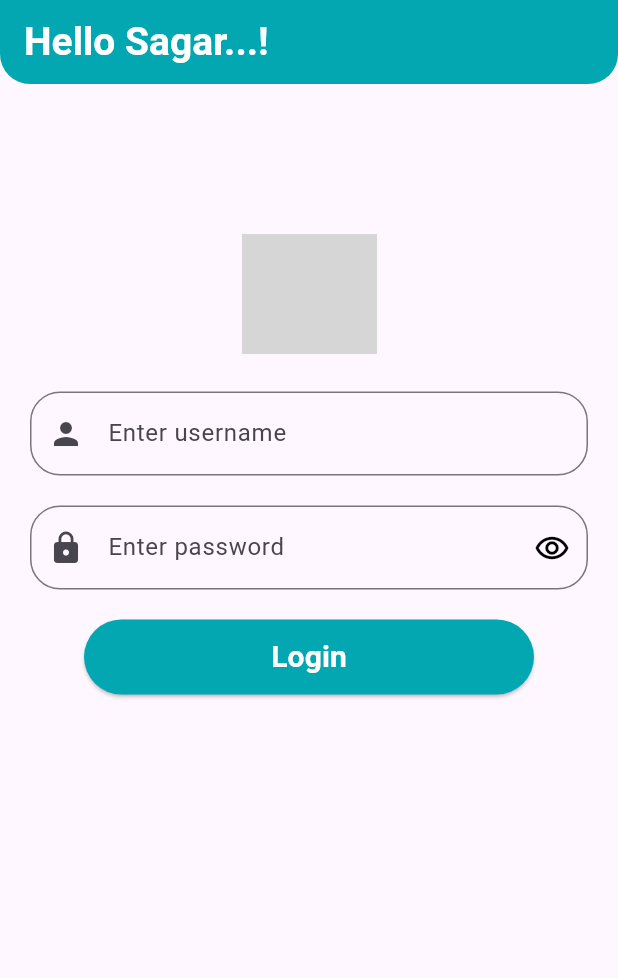
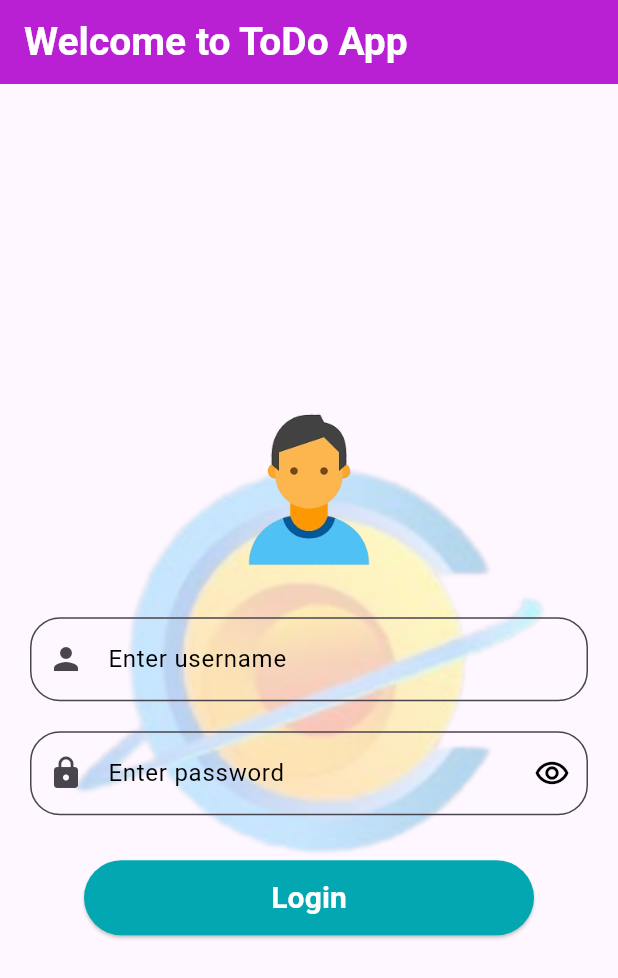
Before and after one commit to kumbharsl/flutter, a Flutter app: the screen it shows after launch, on a phone screen of 412 x 824 dp. Shown: the top 978 px of the screen. Run offline on Flutter 3.47's test engine with Material 3 defaults, Android fonts, the light colour scheme and no system bars; our stand-ins replace bubble, carousel_slider, google_fonts, smooth_page_indicator; grey boxes are pictures that could not be loaded.

Commit message:
Login done

```diff
--- a/assignments/to_do_app_28/lib/file.dart
+++ b/assignments/to_do_app_28/lib/file.dart
@@ -277,10 +277,10 @@ class _ToDoAppState extends State<ToDoApp> {
     return Scaffold(
       resizeToAvoidBottomInset: true,
       appBar: AppBar(
-        backgroundColor: const Color.fromRGBO(2, 167, 177, 1),
+        backgroundColor: const Color.fromARGB(255, 185, 32, 212),
         // centerTitle: true,
         title: Text(
-          "Welcome Sagar...!",
+          "Hello Sagar...!",
           style: GoogleFonts.quicksand(
             fontWeight: FontWeight.w700,
             fontSize: 25,
--- a/assignments/to_do_app_28/lib/login.dart
+++ b/assignments/to_do_app_28/lib/login.dart
@@ -28,18 +28,10 @@ class _LoginPageState extends State<LoginPage> {
     return Scaffold(
       // backgroundColor: const Color.fromARGB(255, 184, 100, 94),
       appBar: AppBar(
-        shape: const RoundedRectangleBorder(
-          borderRadius: BorderRadius.only(
-            bottomLeft: Radius.circular(20),
-            bottomRight: Radius.circular(
-              20,
-            ),
-          ),
-        ),
-        backgroundColor: const Color.fromRGBO(2, 167, 177, 1),
+        backgroundColor: const Color.fromARGB(255, 185, 32, 212),
         // centerTitle: true,
         title: const Text(
-          'Hello Sagar...!',
+          'Welcome to ToDo App',
           style: TextStyle(
             color: Colors.white,
             fontWeight: FontWeight.w700,
@@ -47,29 +39,40 @@ class _LoginPageState extends State<LoginPage> {
           ),
         ),
       ),
-      body: SingleChildScrollView(
+      body: Container(
+        decoration: const BoxDecoration(
+          image: DecorationImage(
+            image: AssetImage(
+              "assets/images/download2.png",
+            ),
+            opacity: 0.3,
+            fit: BoxFit.contain,
+          ),
+          // gradient: LinearGradient(
+          //   colors: [
+          //     // Color.fromARGB(255, 185, 32, 212),
+          //     // Color.fromARGB(255, 182, 60, 203),
+          //     // Color.fromARGB(255, 234, 128, 128),
+          //     Color.fromARGB(255, 255, 255, 255),
+          //   ],
+          //   begin: Alignment.topLeft,
+          //   end: Alignment.bottomRight,
+          // ),
+        ),
         child: Padding(
           padding:
-              const EdgeInsets.only(top: 100, bottom: 30, right: 20, left: 20),
+              const EdgeInsets.only(top: 10, bottom: 0, right: 20, left: 20),
           child: Form(
             key: _formKey,
             child: Column(
               crossAxisAlignment: CrossAxisAlignment.center,
               mainAxisAlignment: MainAxisAlignment.center,
               children: [
-                // const SizedBox(
-                //   height: 20,
-                // ),
-                Image.network(
-                  'https://encrypted-tbn0.gstatic.com/images?q=tbn:ANd9GcQr_IULLOXJT80cLu-eRqkRGrHY23yLEx4p0w&s',
-                  height: 80,
-                  width: 90,
+                Image.asset(
+                  'assets/images/download1.png',
+                  height: 120,
+                  width: 180,
                 ),
-                // Image.asset(
-                //   'assets/images/img.png',
-                //   height: 90,
-                //   width: 90,
-                // ),
                 const SizedBox(
                   height: 25,
                 ),
@@ -77,8 +80,13 @@ class _LoginPageState extends State<LoginPage> {
                   controller: userNameTextEditingController,
                   // key: userNameKey,
                   decoration: InputDecoration(
+                    filled: true,
+                    fillColor: Colors.transparent,
                     hintText: "Enter username",
-                    label: const Text("Enter username"),
+                    label: const Text(
+                      "Enter username",
+                      style: TextStyle(color: Colors.black),
+                    ),
                     border: OutlineInputBorder(
                       borderSide: const BorderSide(
                         color: Colors.black,
@@ -108,8 +116,13 @@ class _LoginPageState extends State<LoginPage> {
                   obscureText: flag,
                   obscuringCharacter: "*",
                   decoration: InputDecoration(
+                    filled: true,
+                    fillColor: Colors.transparent,
                     hintText: "Enter password",
-                    label: const Text("Enter password"),
+                    label: const Text(
+                      "Enter password",
+                      style: TextStyle(color: Colors.black),
+                    ),
                     border: OutlineInputBorder(
                       borderRadius: BorderRadius.circular(20),
                     ),
@@ -136,7 +149,7 @@ class _LoginPageState extends State<LoginPage> {
                   },
                 ),
                 const SizedBox(
-                  height: 20,
+                  height: 30,
                 ),
                 SizedBox(
                   width: 300,
@@ -184,22 +197,6 @@ class _LoginPageState extends State<LoginPage> {
                           }
                         }
                       }
-
-                      // bool userNameValidated = userNameKey.currentState!.validate();
-                      // bool passwordValidated = passwordKey.currentState!.validate();
-                      // if (userNameValidated && passwordValidated) {
-                      //   ScaffoldMessenger.of(context).showSnackBar(
-                      //     const SnackBar(
-                      //       content: Text("Login Successful"),
-                      //     ),
-                      //   );
-                      // } else {
-                      //   ScaffoldMessenger.of(context).showSnackBar(
-                      //     const SnackBar(
-                      //       content: Text("Login Failed"),
-                      //     ),
-                      //   );
-                      // }
                     },
                     style: const ButtonStyle(
                       backgroundColor: MaterialStatePropertyAll(
@@ -215,7 +212,7 @@ class _LoginPageState extends State<LoginPage> {
                       ),
                     ),
                   ),
-                )
+                ),
               ],
             ),
           ),
--- a/assignments/to_do_app_28/pubspec.yaml
+++ b/assignments/to_do_app_28/pubspec.yaml
@@ -19,3 +19,8 @@ dev_dependencies:
 
 flutter:
   uses-material-design: true
+
+  assets:
+    # - assets/images/image.png
+    - assets/images/download1.png
+    - assets/images/download2.png
```
Also changed, not shown: assignments/to_do_app_28/assets/images/B.png (added), assignments/to_do_app_28/assets/images/download-removebg-preview.png (added), assignments/to_do_app_28/assets/images/download1.png (added), assignments/to_do_app_28/assets/images/download2.png (added), assignments/to_do_app_28/assets/images/image.png (added).
